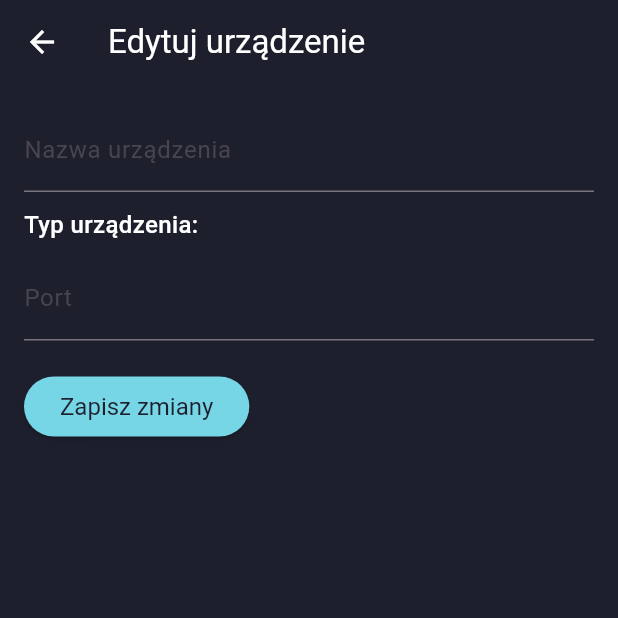
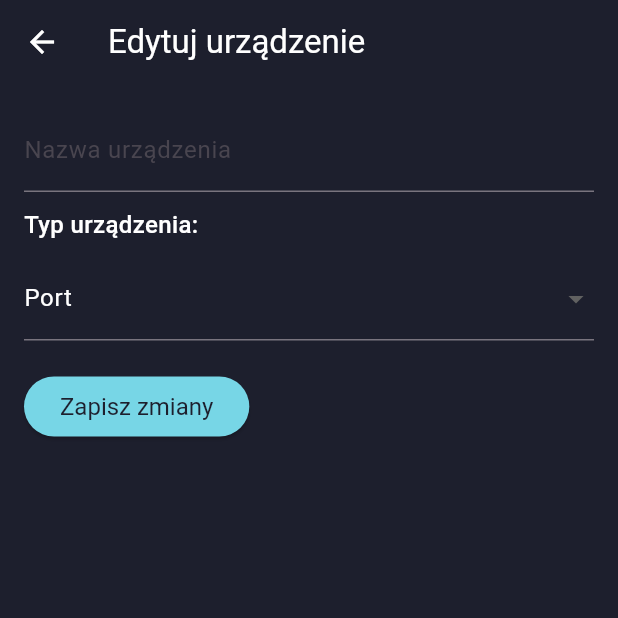
Before and after one commit to Arkadiusz4/smart-lighting-system, a Flutter app: the EditDeviceScreen screen opened directly with empty values, after a tap on "Zapisz zmiany", on a phone screen of 412 x 824 dp, the top half of it. Run offline on Flutter 3.47's test engine with Material 3 defaults, Android fonts, the phone set to English and light mode, and no system bars; our stand-ins replace bloc, cloud_firestore, equatable, firebase_auth, firebase_core, flutter_bloc and 1 more; missing offline and left inert: qr_code_scanner, wifi_iot, wifi_scan; accounts and stored records are empty.

Commit message:
Adding validators, dropdown

```diff
--- a/mobile-app/lib/screens/device_screens/devices/add_device_screen.dart
+++ b/mobile-app/lib/screens/device_screens/devices/add_device_screen.dart
@@ -1,3 +1,17 @@
+import 'package:flutter/material.dart';
+import 'package:flutter_bloc/flutter_bloc.dart';
+import 'package:mobile_app/blocs/devices/devices_bloc.dart';
+import 'package:mobile_app/blocs/devices/devices_event.dart';
+import 'package:mobile_app/models/device.dart';
+import 'package:mobile_app/styles/color.dart';
+
+import 'package:flutter/material.dart';
+import 'package:flutter_bloc/flutter_bloc.dart';
+import 'package:mobile_app/blocs/devices/devices_bloc.dart';
+import 'package:mobile_app/blocs/devices/devices_event.dart';
+import 'package:mobile_app/models/device.dart';
+import 'package:mobile_app/styles/color.dart';
+
 import 'package:flutter/material.dart';
 import 'package:flutter_bloc/flutter_bloc.dart';
 import 'package:mobile_app/blocs/devices/devices_bloc.dart';
@@ -178,7 +192,17 @@ class _AddDeviceScreenState extends State<AddDeviceScreen> {
             const SizedBox(height: 50.0),
             ElevatedButton(
               onPressed: () {
-                final name = _nameController.text;
+                final name = _nameController.text.trim();
+                if (name.isEmpty) {
+                  // Show a snackbar or any other notification to the user
+                  ScaffoldMessenger.of(context).showSnackBar(
+                    const SnackBar(
+                      content: Text('Nazwa urządzenia nie może być pusta'),
+                    ),
+                  );
+                  return; // Stop further execution if name is empty
+                }
+
                 final type = _selectedDevice ?? _devices.first;
                 final port = _selectedPort ?? _ports.first;
 
@@ -200,8 +224,9 @@ class _AddDeviceScreenState extends State<AddDeviceScreen> {
                   type: type,
                   port: port,
                   boardId: widget.boardId,
-                  extraFields: extraFields, // Pass extraFields
+                  extraFields: extraFields,
                 );
+
                 devicesBloc.add(AddDevice(device));
                 Navigator.of(context).pop();
               },
--- a/mobile-app/lib/screens/device_screens/devices/edit_device_screen.dart
+++ b/mobile-app/lib/screens/device_screens/devices/edit_device_screen.dart
@@ -17,24 +17,40 @@ class EditDeviceScreen extends StatefulWidget {
 
 class _EditDeviceScreenState extends State<EditDeviceScreen> {
   late TextEditingController _nameController;
-  late TextEditingController _portController;
   TextEditingController? _ledOnDurationController;
   TextEditingController? _pirCooldownTimeController;
+
+  final List<String> _ports = [
+    'GPIO1',
+    'GPIO2',
+    'GPIO3',
+    'GPIO4',
+    'GPIO5',
+    'GPIO6',
+    'GPIO7',
+    'GPIO8',
+    'GPIO9',
+    'GPIO10',
+    'GPIO16',
+    'UART0',
+  ];
+
+  String? _selectedPort;
 
   @override
   void initState() {
     super.initState();
     _nameController = TextEditingController(text: widget.device.name);
-    _portController = TextEditingController(text: widget.device.port);
+    // Inicjalizacja wybranego portu na podstawie danych urządzenia
+    _selectedPort = widget.device.port;
 
-// Initialize controllers for motion sensor specific fields if applicable
+    // Inicjalizacja kontrolerów dla specyficznych pól czujnika ruchu
     if (widget.device.type.toLowerCase() == 'sensor ruchu') {
       _ledOnDurationController = TextEditingController(
         text: (widget.device.extraFields?['led_on_duration'] ?? '').toString(),
       );
       _pirCooldownTimeController = TextEditingController(
-        text:
-            (widget.device.extraFields?['pir_cooldown_time'] ?? '').toString(),
+        text: (widget.device.extraFields?['pir_cooldown_time'] ?? '').toString(),
       );
     }
   }
@@ -42,7 +58,6 @@ class _EditDeviceScreenState extends State<EditDeviceScreen> {
   @override
   void dispose() {
     _nameController.dispose();
-    _portController.dispose();
     _ledOnDurationController?.dispose();
     _pirCooldownTimeController?.dispose();
     super.dispose();
@@ -67,19 +82,38 @@ class _EditDeviceScreenState extends State<EditDeviceScreen> {
             const SizedBox(height: 10),
             Text(
               'Typ urządzenia: ${widget.device.type}',
-              style:
-                  const TextStyle(fontSize: 16.0, fontWeight: FontWeight.w500),
+              style: const TextStyle(fontSize: 16.0, fontWeight: FontWeight.w500),
             ),
             const SizedBox(height: 10),
-            TextField(
-              controller: _portController,
-              decoration: const InputDecoration(labelText: 'Port'),
+            // Zastąpienie TextField listą rozwijaną dla portu z dostosowanym stylem
+            DropdownButtonFormField<String>(
+              value: _selectedPort,
+              decoration: const InputDecoration(
+                labelText: 'Port',
+                labelStyle: TextStyle(color: Colors.white),
+              ),
+              style: const TextStyle(color: Colors.white),           // Kolor tekstu wybranego elementu
+              dropdownColor: Colors.black,                           // Kolor tła menu rozwijanego
+              items: _ports.map((port) {
+                return DropdownMenuItem(
+                  value: port,
+                  child: Text(
+                    port,
+                    style: const TextStyle(color: Colors.white),    // Kolor tekstu opcji
+                  ),
+                );
+              }).toList(),
+              onChanged: (newValue) {
+                setState(() {
+                  _selectedPort = newValue;
+                });
+              },
             ),
             if (widget.device.type.toLowerCase() == 'sensor ruchu') ...[
               const SizedBox(height: 20),
               TextField(
                 controller: _ledOnDurationController,
-                keyboardType: TextInputType.numberWithOptions(decimal: true),
+                keyboardType: const TextInputType.numberWithOptions(decimal: true),
                 inputFormatters: <TextInputFormatter>[
                   FilteringTextInputFormatter.allow(RegExp(r'^\d*\.?\d*')),
                 ],
@@ -90,7 +124,7 @@ class _EditDeviceScreenState extends State<EditDeviceScreen> {
               const SizedBox(height: 10),
               TextField(
                 controller: _pirCooldownTimeController,
-                keyboardType: TextInputType.numberWithOptions(decimal: true),
+                keyboardType: const TextInputType.numberWithOptions(decimal: true),
                 inputFormatters: <TextInputFormatter>[
                   FilteringTextInputFormatter.allow(RegExp(r'^\d*\.?\d*')),
                 ],
@@ -103,9 +137,9 @@ class _EditDeviceScreenState extends State<EditDeviceScreen> {
             ElevatedButton(
               onPressed: () {
                 final newName = _nameController.text.trim();
-                final newPort = _portController.text.trim();
+                final newPort = _selectedPort?.trim() ?? '';
 
-// Validate that device name is not empty
+                // Walidacja: nazwa urządzenia nie może być pusta
                 if (newName.isEmpty) {
                   ScaffoldMessenger.of(context).showSnackBar(
                     const SnackBar(
@@ -116,14 +150,11 @@ class _EditDeviceScreenState extends State<EditDeviceScreen> {
                 }
 
                 Map<String, dynamic>? extraFields;
-// Validate decimal fields for sensor ruchu
+                // Walidacja pól dla 'sensor ruchu'
                 if (widget.device.type.toLowerCase() == 'sensor ruchu') {
-                  final ledDurationText =
-                      _ledOnDurationController?.text.trim() ?? '';
-                  final pirCooldownText =
-                      _pirCooldownTimeController?.text.trim() ?? '';
+                  final ledDurationText = _ledOnDurationController?.text.trim() ?? '';
+                  final pirCooldownText = _pirCooldownTimeController?.text.trim() ?? '';
 
-// Try parsing the decimal values
                   final ledDuration = int.tryParse(ledDurationText);
                   final pirCooldown = int.tryParse(pirCooldownText);
 
@@ -144,7 +175,7 @@ class _EditDeviceScreenState extends State<EditDeviceScreen> {
                   };
                 }
 
-// Dispatch update event
+                // Wywołanie zdarzenia aktualizacji urządzenia
                 context.read<DevicesBloc>().add(UpdateDevice(
                   deviceId: widget.device.deviceId,
                   newName: newName,
@@ -153,7 +184,7 @@ class _EditDeviceScreenState extends State<EditDeviceScreen> {
                   extraFields: extraFields,
                 ));
 
-                Navigator.of(context).pop(); // Go back to the previous screen
+                Navigator.of(context).pop(); // Powrót do poprzedniego ekranu
               },
               child: const Text('Zapisz zmiany'),
             ),
```
Lines whose indentation alone changed are shown as unchanged.
